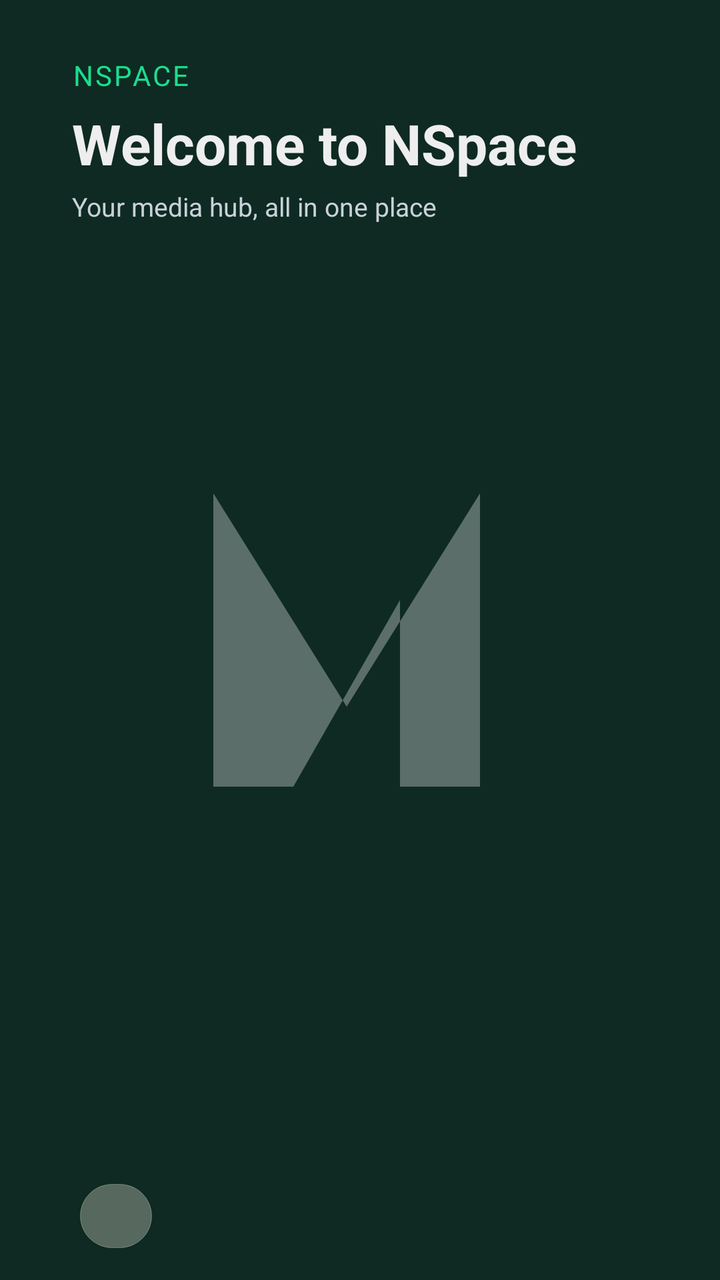
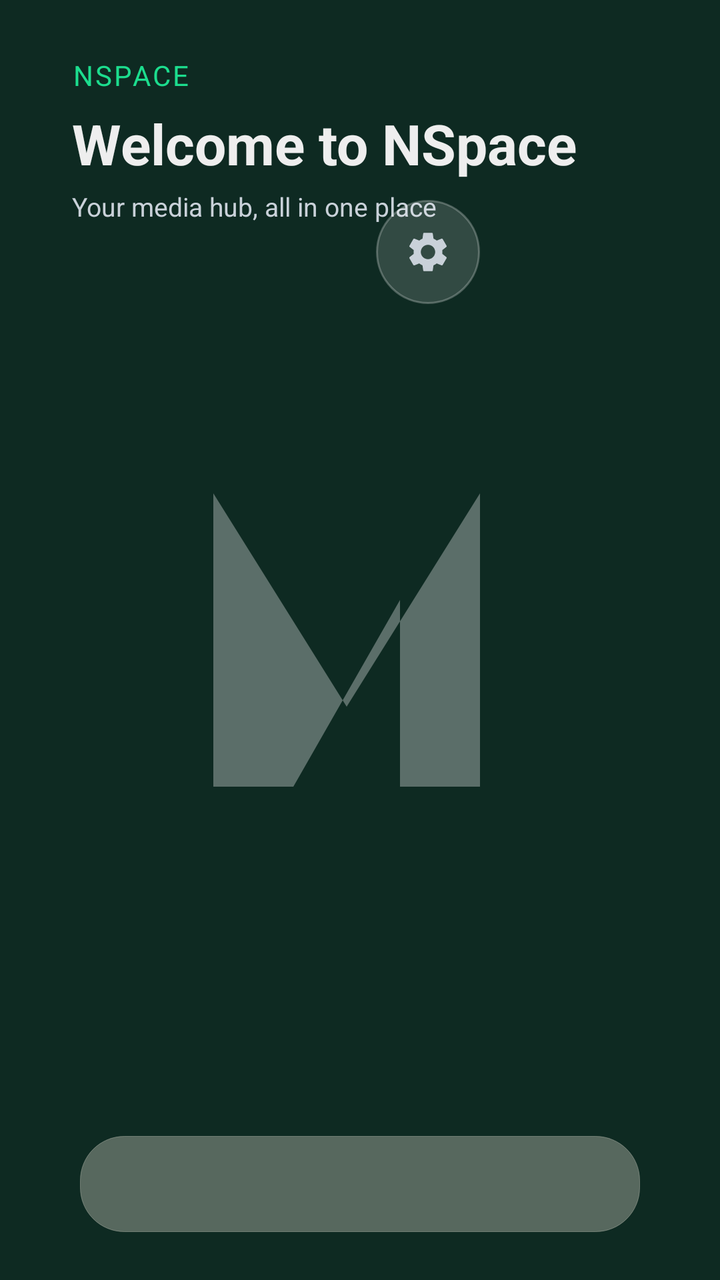

An Android layout rendered at two revisions. The XML below is the earlier revision; the diff shows what the commit changed to produce the second picture.
<!-- AndroidManifest.xml: application theme Theme.Nspace -->
<!-- res/layout/fragment_home.xml -->
<?xml version="1.0" encoding="utf-8"?>
<FrameLayout xmlns:android="http://schemas.android.com/apk/res/android"
    android:layout_width="match_parent"
    android:layout_height="match_parent"
    android:background="@color/nspace_backdrop"
    android:fitsSystemWindows="true">

  
  <ImageView
      android:layout_width="match_parent"
      android:layout_height="match_parent"
      android:scaleType="centerInside"
      android:src="@drawable/logo_n"
      android:tint="@color/white"
      android:alpha="0.32"
      android:contentDescription="@null" />

  <LinearLayout
      android:layout_width="match_parent"
      android:layout_height="match_parent"
      android:orientation="vertical">

    
    <FrameLayout
        android:id="@+id/hero_banner"
        android:layout_width="match_parent"
        android:layout_height="wrap_content"
        android:paddingBottom="8dp">

      
      <LinearLayout
          android:layout_width="match_parent"
          android:layout_height="wrap_content"
          android:layout_gravity="top|start"
          android:orientation="vertical"
          android:paddingStart="36dp"
          android:paddingEnd="36dp"
          android:paddingTop="28dp">

        <TextView
            android:id="@+id/hero_source_label"
            android:layout_width="wrap_content"
            android:layout_height="wrap_content"
            android:text="@string/app_name"
            android:textColor="@color/nspace_accent"
            android:textSize="14sp"
            android:textAllCaps="true"
            android:letterSpacing="0.08" />

        <TextView
            android:id="@+id/hero_title"
            android:layout_width="wrap_content"
            android:layout_height="wrap_content"
            android:layout_marginTop="6dp"
            android:text="@string/hero_title_default"
            android:textColor="@color/nspace_on_background"
            android:textSize="28sp"
            android:textStyle="bold" />

        <TextView
            android:id="@+id/hero_subtitle"
            android:layout_width="wrap_content"
            android:layout_height="wrap_content"
            android:layout_marginTop="4dp"
            android:text="@string/hero_subtitle_default"
            android:textColor="@color/nspace_on_surface"
            android:textSize="13sp" />
      </LinearLayout>
    </FrameLayout>

    
    <Space
        android:layout_width="match_parent"
        android:layout_height="0dp"
        android:layout_weight="0.15" />

    
    
    <LinearLayout
        android:id="@+id/continue_section"
        android:layout_width="match_parent"
        android:layout_height="280dp"
        android:orientation="vertical"
        android:paddingStart="40dp"
        android:paddingEnd="40dp"
        android:paddingTop="12dp"
        android:paddingBottom="12dp"
        android:visibility="gone">

      <TextView
          android:id="@+id/continue_title"
          android:layout_width="wrap_content"
          android:layout_height="wrap_content"
          android:text="@string/section_continue"
          android:textColor="@color/nspace_on_background"
          android:textSize="20sp"
          android:textStyle="bold" />

      <HorizontalScrollView
          android:id="@+id/continue_scroll"
          android:layout_width="match_parent"
          android:layout_height="0dp"
          android:layout_weight="1"
          android:layout_marginTop="16dp"
          android:clipToPadding="false"
          android:scrollbars="none">

        <LinearLayout
            android:id="@+id/continue_container"
            android:layout_width="wrap_content"
            android:layout_height="match_parent"
            android:orientation="horizontal"
            android:gravity="center_vertical">

          

        </LinearLayout>
      </HorizontalScrollView>
    </LinearLayout>

    
    <Space
        android:layout_width="match_parent"
        android:layout_height="0dp"
        android:layout_weight="0.15" />

    
    
    <FrameLayout
        android:layout_width="match_parent"
        android:layout_height="wrap_content"
        android:paddingStart="40dp"
        android:paddingEnd="40dp"
        android:paddingTop="10dp"
        android:paddingBottom="16dp">

      
      <HorizontalScrollView
          android:id="@+id/apps_scroll"
          android:layout_width="match_parent"
          android:layout_height="wrap_content"
          android:clipToPadding="false"
          android:scrollbars="none">

        <LinearLayout
            android:id="@+id/apps_container"
            android:layout_width="wrap_content"
            android:layout_height="wrap_content"
            android:orientation="horizontal"
            android:gravity="center_vertical"
            android:background="@drawable/apps_panel_bg"
            android:paddingStart="18dp"
            android:paddingEnd="18dp"
            android:paddingTop="16dp"
            android:paddingBottom="16dp">

          

        </LinearLayout>
      </HorizontalScrollView>
    </FrameLayout>

  </LinearLayout>

  
  <TextView
      android:id="@+id/region_badge"
      android:layout_width="wrap_content"
      android:layout_height="wrap_content"
      android:layout_gravity="top|end"
      android:layout_marginTop="100dp"
      android:layout_marginEnd="108dp"
      android:paddingStart="12dp"
      android:paddingEnd="12dp"
      android:paddingTop="5dp"
      android:paddingBottom="5dp"
      android:textSize="13sp"
      android:textColor="@color/nspace_on_surface"
      android:background="@drawable/region_badge_bg"
      android:visibility="gone" />

  
  <TextView
      android:id="@+id/region_badge"
      android:layout_width="wrap_content"
      android:layout_height="wrap_content"
      android:layout_gravity="top|end"
      android:layout_marginTop="100dp"
      android:layout_marginEnd="24dp"
      android:paddingStart="12dp"
      android:paddingEnd="12dp"
      android:paddingTop="5dp"
      android:paddingBottom="5dp"
      android:textSize="13sp"
      android:textColor="@color/nspace_on_surface"
      android:background="@drawable/region_badge_bg"
      android:visibility="gone" />

</FrameLayout>
<!-- resources referenced by this layout -->
<resources>
  <color name="nspace_accent">#1CDD8E</color>
  <color name="nspace_backdrop">#0E2A22</color>
  <color name="nspace_on_background">#EEEEEE</color>
  <color name="nspace_on_surface">#C9D1D9</color>
  <color name="white">#FFFFFFFF</color>
  <!-- drawable apps_panel_bg (drawable) -->
  <?xml version="1.0" encoding="utf-8"?>
  <shape xmlns:android="http://schemas.android.com/apk/res/android"
      android:shape="rectangle">
    <solid android:color="#50F6F0E2" />
    <stroke
        android:width="0.2dp"
        android:color="#50F6F0E2" />
    <corners android:radius="22dp" />
  </shape>
  <!-- drawable logo_n (drawable) -->
  <?xml version="1.0" encoding="utf-8"?>
  <vector xmlns:android="http://schemas.android.com/apk/res/android"
      android:width="1520dp"
      android:height="1520dp"
      android:viewportWidth="108"
      android:viewportHeight="108">
  
    <path
        android:fillColor="#FFFFFF"
        android:pathData="M32,76 L32,32 L52,64 L72,32 L72,76 L60,76 L60,48 L44,76 Z" />
  </vector>
  <!-- drawable region_badge_bg (drawable) -->
  <?xml version="1.0" encoding="utf-8"?>
  <shape xmlns:android="http://schemas.android.com/apk/res/android"
      android:shape="rectangle">
    <solid android:color="#B21A2E26" />
    <stroke
        android:width="1dp"
        android:color="@color/nspace_primary" />
    <corners android:radius="14dp" />
  </shape>
  <string name="app_name">NSpace</string>
  <string name="hero_subtitle_default">Your media hub, all in one place</string>
  <string name="hero_title_default">Welcome to NSpace</string>
  <string name="section_continue">Continue Playing</string>
  <color name="nspace_primary">#00B268</color>
  <color name="nspace_primary_dark">#007B49</color>
  <color name="nspace_background">#060709</color>
  <color name="nspace_surface">#0E1318</color>
  <style name="NspaceDrawerArrow" parent="Widget.AppCompat.DrawerArrowToggle">
      <item name="color">@color/nspace_accent</item>
    </style>
  <style name="NspaceEditText" parent="Widget.AppCompat.EditText">
      <item name="android:background">@drawable/nspace_edittext_bg</item>
      <item name="android:textColor">@color/nspace_on_background</item>
      <item name="android:textSize">16sp</item>
      <item name="android:paddingStart">18dp</item>
      <item name="android:paddingEnd">18dp</item>
      <item name="android:minHeight">52dp</item>
    </style>
  <dimen name="nspace_edit_radius">26dp</dimen>
  <color name="nspace_surface_variant">#1A232B</color>
  <!-- unchanged entries left out for length: 3 -->
</resources>

<!-- the commit's change to res/layout/fragment_home.xml (unified diff, before → after) -->
@@ -79,7 +79,7 @@
     <LinearLayout
         android:id="@+id/continue_section"
         android:layout_width="match_parent"
-        android:layout_height="280dp"
+        android:layout_height="400dp"
         android:orientation="vertical"
         android:paddingStart="40dp"
         android:paddingEnd="40dp"
@@ -122,7 +122,7 @@
     <Space
         android:layout_width="match_parent"
         android:layout_height="0dp"
-        android:layout_weight="0.15" />
+        android:layout_weight="0.08" />
 
     
     
@@ -131,15 +131,17 @@
         android:layout_height="wrap_content"
         android:paddingStart="40dp"
         android:paddingEnd="40dp"
-        android:paddingTop="10dp"
-        android:paddingBottom="16dp">
+        android:paddingTop="16dp"
+        android:paddingBottom="24dp">
 
       
       <HorizontalScrollView
           android:id="@+id/apps_scroll"
           android:layout_width="match_parent"
           android:layout_height="wrap_content"
+          android:background="@drawable/apps_panel_bg"
           android:clipToPadding="false"
+          android:clipChildren="false"
           android:scrollbars="none">
 
         <LinearLayout
@@ -148,11 +150,11 @@
             android:layout_height="wrap_content"
             android:orientation="horizontal"
             android:gravity="center_vertical"
-            android:background="@drawable/apps_panel_bg"
-            android:paddingStart="18dp"
-            android:paddingEnd="18dp"
-            android:paddingTop="16dp"
-            android:paddingBottom="16dp">
+            android:clipChildren="false"
+            android:paddingStart="24dp"
+            android:paddingEnd="24dp"
+            android:paddingTop="24dp"
+            android:paddingBottom="24dp">
 
           
 
@@ -161,6 +163,25 @@
     </FrameLayout>
 
   </LinearLayout>
+
+  
+  
+
+  
+  <ImageButton
+      android:id="@+id/settings_button"
+      android:layout_width="52dp"
+      android:layout_height="52dp"
+      android:layout_gravity="top|end"
+      android:layout_marginTop="100dp"
+      android:layout_marginEnd="120dp"
+      android:background="@drawable/settings_btn_bg"
+      android:src="@drawable/ic_settings"
+      android:tint="@color/nspace_on_surface"
+      android:scaleType="centerInside"
+      android:contentDescription="@string/action_settings"
+      android:clickable="true"
+      android:focusable="true" />
 
   
   <TextView
@@ -168,8 +189,8 @@
       android:layout_width="wrap_content"
       android:layout_height="wrap_content"
       android:layout_gravity="top|end"
-      android:layout_marginTop="100dp"
-      android:layout_marginEnd="108dp"
+      android:layout_marginTop="112dp"
+      android:layout_marginEnd="184dp"
       android:paddingStart="12dp"
       android:paddingEnd="12dp"
       android:paddingTop="5dp"
@@ -179,21 +200,4 @@
       android:background="@drawable/region_badge_bg"
       android:visibility="gone" />
 
-  
-  <TextView
-      android:id="@+id/region_badge"
-      android:layout_width="wrap_content"
-      android:layout_height="wrap_content"
-      android:layout_gravity="top|end"
-      android:layout_marginTop="100dp"
-      android:layout_marginEnd="24dp"
-      android:paddingStart="12dp"
-      android:paddingEnd="12dp"
-      android:paddingTop="5dp"
-      android:paddingBottom="5dp"
-      android:textSize="13sp"
-      android:textColor="@color/nspace_on_surface"
-      android:background="@drawable/region_badge_bg"
-      android:visibility="gone" />
-
 </FrameLayout>
<!-- resource entries referenced after the edit -->
@@ -15,6 +15,18 @@
         android:color="#50F6F0E2" />
     <corners android:radius="22dp" />
   </shape>
+  <!-- drawable ic_settings (drawable) -->
+  <?xml version="1.0" encoding="utf-8"?>
+  <vector xmlns:android="http://schemas.android.com/apk/res/android"
+      android:width="24dp"
+      android:height="24dp"
+      android:viewportWidth="24"
+      android:viewportHeight="24"
+      android:tint="#FFFFFF">
+    <path
+        android:fillColor="#FF000000"
+        android:pathData="M19.14 12.94c.04-.3.06-.61.06-.94 0-.32-.02-.64-.07-.94l2.03-1.58a.49.49 0 0 0 .12-.61l-1.92-3.32a.488.488 0 0 0-.59-.22l-2.39.96c-.5-.38-1.03-.7-1.62-.94l-.36-2.54a.484.484 0 0 0-.48-.41h-3.84c-.24 0-.43.17-.47.41l-.36 2.54c-.59.24-1.13.57-1.62.94l-2.39-.96c-.22-.08-.47 0-.59.22L2.74 8.87c-.12.21-.08.47.12.61l2.03 1.58c-.05.3-.09.63-.09.94s.02.64.07.94l-2.03 1.58a.49.49 0 0 0-.12.61l1.92 3.32c.12.22.37.29.59.22l2.39-.96c.5.38 1.03.7 1.62.94l.36 2.54c.05.24.24.41.48.41h3.84c.24 0 .44-.17.47-.41l.36-2.54c.59-.24 1.13-.56 1.62-.94l2.39.96c.22.08.47 0 .59-.22l1.92-3.32c.12-.22.07-.47-.12-.61l-2.01-1.58zM12 15.6c-1.98 0-3.6-1.62-3.6-3.6s1.62-3.6 3.6-3.6 3.6 1.62 3.6 3.6-1.62 3.6-3.6 3.6z" />
+  </vector>
   <!-- drawable logo_n (drawable) -->
   <?xml version="1.0" encoding="utf-8"?>
   <vector xmlns:android="http://schemas.android.com/apk/res/android"
@@ -37,6 +49,16 @@
         android:color="@color/nspace_primary" />
     <corners android:radius="14dp" />
   </shape>
+  <!-- drawable settings_btn_bg (drawable) -->
+  <?xml version="1.0" encoding="utf-8"?>
+  <shape xmlns:android="http://schemas.android.com/apk/res/android"
+      android:shape="oval">
+    <solid android:color="#26FFFFFF" />
+    <stroke
+        android:width="1dp"
+        android:color="#40FFFFFF" />
+  </shape>
+  <string name="action_settings">Settings</string>
   <string name="app_name">NSpace</string>
   <string name="hero_subtitle_default">Your media hub, all in one place</string>
   <string name="hero_title_default">Welcome to NSpace</string>
